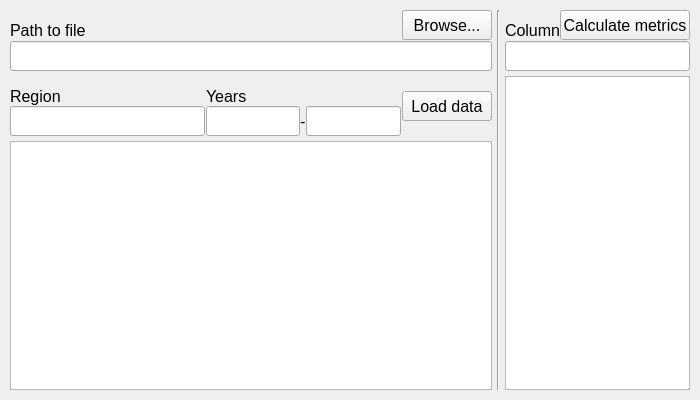
First picture: the form in mainwindow.ui, repository usual-one/CSVViewer, before the edit.
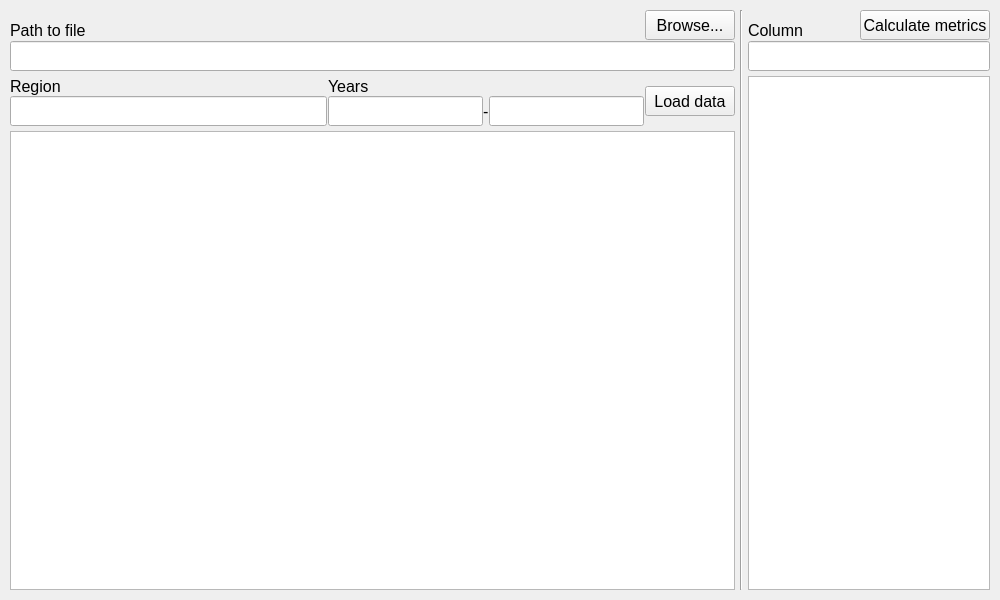
Second picture: the form after the edit.

Commit message: design changes: vert headers deleted & window is now bigger

Patch:
```diff
--- a/mainwindow.ui
+++ b/mainwindow.ui
@@ -6,8 +6,8 @@
    <rect>
     <x>0</x>
     <y>0</y>
-    <width>700</width>
-    <height>400</height>
+    <width>1000</width>
+    <height>600</height>
    </rect>
   </property>
   <property name="minimumSize">
@@ -204,13 +204,13 @@
               <property name="minimumSize">
                <size>
                 <width>50</width>
-                <height>30</height>
+                <height>20</height>
                </size>
               </property>
               <property name="maximumSize">
                <size>
                 <width>50</width>
-                <height>30</height>
+                <height>20</height>
                </size>
               </property>
               <property name="font">
@@ -235,7 +235,7 @@
               <property name="sizeHint" stdset="0">
                <size>
                 <width>40</width>
-                <height>30</height>
+                <height>20</height>
                </size>
               </property>
              </spacer>
@@ -267,7 +267,7 @@
          </layout>
         </item>
         <item>
-         <layout class="QVBoxLayout" name="layout_years">
+         <layout class="QVBoxLayout" name="layout_years" stretch="0,0">
           <property name="spacing">
            <number>0</number>
           </property>
@@ -287,13 +287,13 @@
               <property name="minimumSize">
                <size>
                 <width>40</width>
-                <height>30</height>
+                <height>20</height>
                </size>
               </property>
               <property name="maximumSize">
                <size>
                 <width>40</width>
-                <height>30</height>
+                <height>20</height>
                </size>
               </property>
               <property name="font">
@@ -318,7 +318,7 @@
               <property name="sizeHint" stdset="0">
                <size>
                 <width>40</width>
-                <height>30</height>
+                <height>20</height>
                </size>
               </property>
              </spacer>
@@ -450,6 +450,15 @@
           <pointsize>10</pointsize>
          </font>
         </property>
+        <property name="sizeAdjustPolicy">
+         <enum>QAbstractScrollArea::AdjustToContents</enum>
+        </property>
+        <property name="editTriggers">
+         <set>QAbstractItemView::NoEditTriggers</set>
+        </property>
+        <attribute name="verticalHeaderVisible">
+         <bool>false</bool>
+        </attribute>
        </widget>
       </item>
      </layout>
@@ -573,6 +582,15 @@
           <pointsize>10</pointsize>
          </font>
         </property>
+        <property name="sizeAdjustPolicy">
+         <enum>QAbstractScrollArea::AdjustToContents</enum>
+        </property>
+        <property name="editTriggers">
+         <set>QAbstractItemView::NoEditTriggers</set>
+        </property>
+        <attribute name="verticalHeaderVisible">
+         <bool>false</bool>
+        </attribute>
        </widget>
       </item>
      </layout>
```
